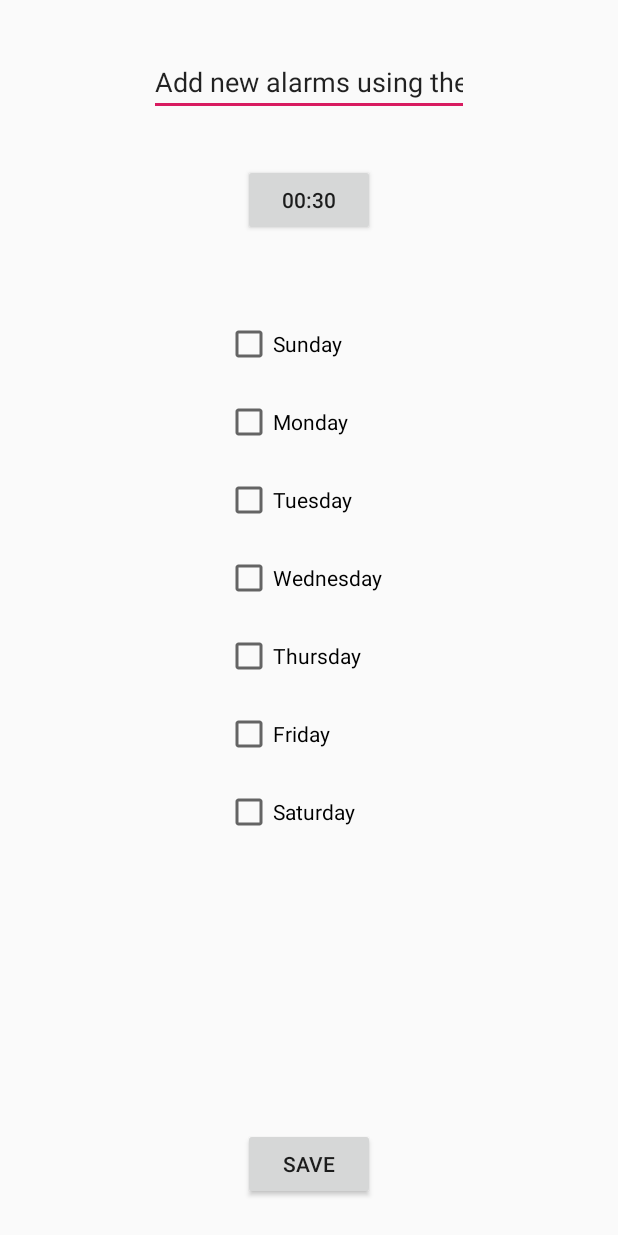
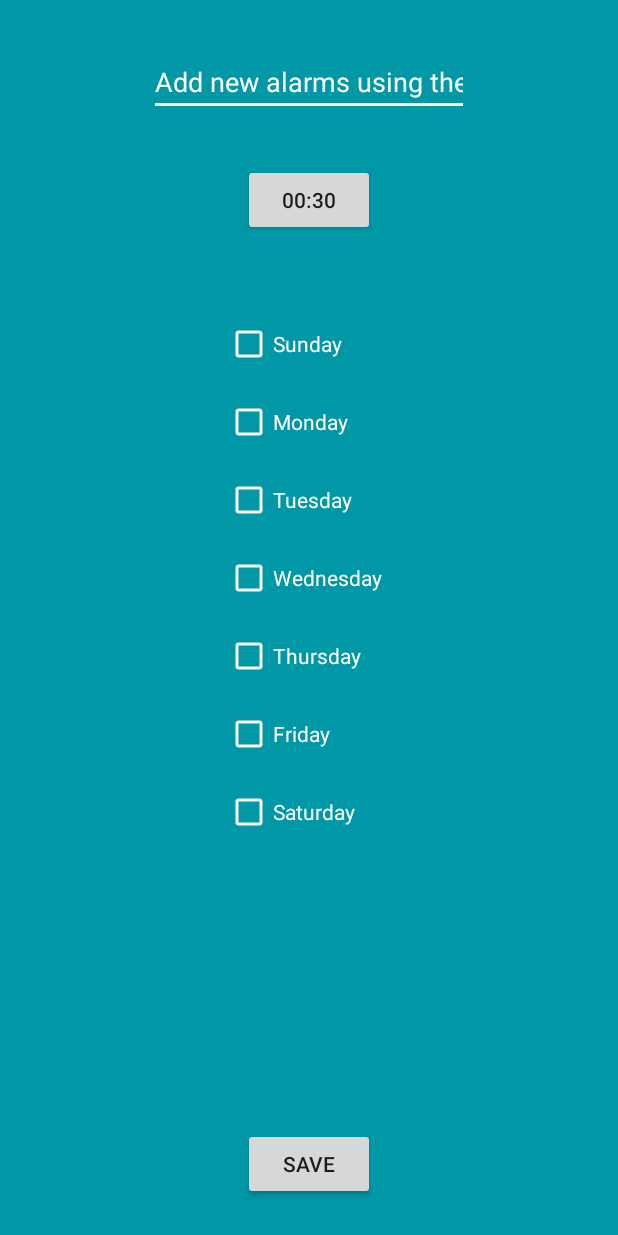
Before and after one commit to parvs1/SMARThex, an Android app: the MainActivity screen opened directly, with no data from a screen before it, after a tap on "Add new alarms using the FAB below or ta", on a phone screen of 412 x 824 dp. Run offline under Robolectric (Android 15) with nearby library versions, the phone set to English and light mode, and no system bars.

Commit message:
-Changed background color to teal -Changed text color to white

```diff
--- a/app/src/main/java/com/example/medication_app/Dashboard.java
+++ b/app/src/main/java/com/example/medication_app/Dashboard.java
@@ -56,7 +56,7 @@ public class Dashboard extends AppCompatActivity implements Serializable
 
             }
         });
-        ImageButton alarm = (ImageButton)findViewById(R.id.alarms);
+        ImageButton alarm = (ImageButton)findViewById(R.id.alarm);
         alarm.setOnClickListener(new View.OnClickListener() {
             @Override
             public void onClick(View v) {
--- a/app/src/main/res/layout/activity_alarm.xml
+++ b/app/src/main/res/layout/activity_alarm.xml
@@ -3,7 +3,7 @@
     xmlns:tools="http://schemas.android.com/tools"
     android:layout_width="match_parent"
     android:layout_height="match_parent"
-    android:background="#0099cc"
+    android:background="#0097A7"
     tools:context=".FullscreenActivity">
 
     <!-- The primary full-screen view. This can be replaced with whatever view
@@ -16,7 +16,7 @@
         android:gravity="center"
         android:keepScreenOn="true"
         android:text="@string/dummy_content"
-        android:textColor="#33b5e5"
+        android:textColor="@android:color/white"
         android:textSize="30sp"
         android:textStyle="bold" />
 
--- a/app/src/main/res/layout/activity_main.xml
+++ b/app/src/main/res/layout/activity_main.xml
@@ -4,7 +4,8 @@
     xmlns:tools="http://schemas.android.com/tools"
     android:id="@+id/linearLayout"
     android:layout_width="match_parent"
-    android:layout_height="match_parent">
+    android:layout_height="match_parent"
+    android:background="#0097A7">
 
 
     <ListView
@@ -24,6 +25,7 @@
         android:layout_height="60dp"
         android:layout_marginEnd="16dp"
         android:layout_marginBottom="8dp"
+        android:backgroundTint="#03A9F4"
         android:clickable="true"
         app:backgroundTint="@color/colorPrimary"
         app:layout_constraintBottom_toBottomOf="parent"
--- a/app/src/main/res/layout/bluetooth_connect.xml
+++ b/app/src/main/res/layout/bluetooth_connect.xml
@@ -4,7 +4,8 @@
     xmlns:tools="http://schemas.android.com/tools"
     android:id="@+id/linearLayout"
     android:layout_width="match_parent"
-    android:layout_height="match_parent">
+    android:layout_height="match_parent"
+    android:background="#0097A7">
 
 
     <ListView
--- a/app/src/main/res/layout/device.xml
+++ b/app/src/main/res/layout/device.xml
@@ -4,7 +4,8 @@
     xmlns:tools="http://schemas.android.com/tools"
     android:id="@+id/linearLayout2"
     android:layout_width="match_parent"
-    android:layout_height="wrap_content">
+    android:layout_height="wrap_content"
+    android:background="#0097A7">
 
     <TextView
         android:id="@+id/tvDeviceName"
@@ -14,7 +15,7 @@
         android:layout_marginTop="8dp"
         android:gravity="center_vertical"
         android:text="BluetoothDevice"
-        android:textColor="#0097A7 "
+        android:textColor="@android:color/white"
         android:textSize="24sp"
         android:textStyle="bold"
         app:layout_constraintEnd_toStartOf="@+id/check"
--- a/app/src/main/res/layout/edit_medicine.xml
+++ b/app/src/main/res/layout/edit_medicine.xml
@@ -5,7 +5,8 @@
     android:id="@+id/relativeLayout"
     android:layout_width="match_parent"
     android:layout_height="match_parent"
-    tools:layout_editor_absoluteY="81dp">
+    tools:layout_editor_absoluteY="81dp"
+    android:background="#0097A7">
 
     <EditText
         android:id="@+id/editMedName"
@@ -19,7 +20,10 @@
         android:inputType="textPersonName"
         app:layout_constraintEnd_toEndOf="parent"
         app:layout_constraintStart_toStartOf="parent"
-        app:layout_constraintTop_toTopOf="parent" />
+        app:layout_constraintTop_toTopOf="parent"
+        android:textColor="@android:color/white"
+        android:textColorHint="@android:color/white"
+        android:backgroundTint="@android:color/white"/>
 
 
     <Button
@@ -54,7 +58,9 @@
         android:layout_marginTop="56dp"
         android:text="Sunday"
         app:layout_constraintStart_toStartOf="parent"
-        app:layout_constraintTop_toBottomOf="@+id/timePickerButton" />
+        app:layout_constraintTop_toBottomOf="@+id/timePickerButton"
+        android:textColor="@android:color/white"
+        android:buttonTint="@android:color/white"/>
 
     <CheckBox
         android:id="@+id/monCheck"
@@ -64,7 +70,9 @@
         android:layout_marginTop="20dp"
         android:text="Monday"
         app:layout_constraintStart_toStartOf="parent"
-        app:layout_constraintTop_toBottomOf="@+id/sunCheck" />
+        app:layout_constraintTop_toBottomOf="@+id/sunCheck"
+        android:textColor="@android:color/white"
+        android:buttonTint="@android:color/white"/>
 
     <CheckBox
         android:id="@+id/tuesCheck"
@@ -74,7 +82,9 @@
         android:layout_marginTop="20dp"
         android:text="Tuesday"
         app:layout_constraintStart_toStartOf="parent"
-        app:layout_constraintTop_toBottomOf="@+id/monCheck" />
+        app:layout_constraintTop_toBottomOf="@+id/monCheck"
+        android:textColor="@android:color/white"
+        android:buttonTint="@android:color/white"/>
 
     <CheckBox
         android:id="@+id/wedCheck"
@@ -84,7 +94,9 @@
         android:layout_marginTop="20dp"
         android:text="Wednesday"
         app:layout_constraintStart_toStartOf="parent"
-        app:layout_constraintTop_toBottomOf="@+id/tuesCheck" />
+        app:layout_constraintTop_toBottomOf="@+id/tuesCheck"
+        android:textColor="@android:color/white"
+        android:buttonTint="@android:color/white"/>
 
     <CheckBox
         android:id="@+id/thursCheck"
@@ -94,7 +106,9 @@
         android:layout_marginTop="20dp"
         android:text="Thursday"
         app:layout_constraintStart_toStartOf="parent"
-        app:layout_constraintTop_toBottomOf="@+id/wedCheck" />
+        app:layout_constraintTop_toBottomOf="@+id/wedCheck"
+        android:textColor="@android:color/white"
+        android:buttonTint="@android:color/white"/>
 
     <CheckBox
         android:id="@+id/friCheck"
@@ -104,7 +118,9 @@
         android:layout_marginTop="20dp"
         android:text="Friday"
         app:layout_constraintStart_toStartOf="parent"
-        app:layout_constraintTop_toBottomOf="@+id/thursCheck" />
+        app:layout_constraintTop_toBottomOf="@+id/thursCheck"
+        android:textColor="@android:color/white"
+        android:buttonTint="@android:color/white"/>
 
     <CheckBox
         android:id="@+id/satCheck"
@@ -114,6 +130,8 @@
         android:layout_marginTop="20dp"
         android:text="Saturday"
         app:layout_constraintStart_toStartOf="parent"
-        app:layout_constraintTop_toBottomOf="@+id/friCheck" />
+        app:layout_constraintTop_toBottomOf="@+id/friCheck"
+        android:textColor="@android:color/white"
+        android:buttonTint="@android:color/white"/>
 
 </android.support.constraint.ConstraintLayout>
```
Also changed, not shown: app/src/main/res/layout/activity_settings.xml (+8 -2 lines).
